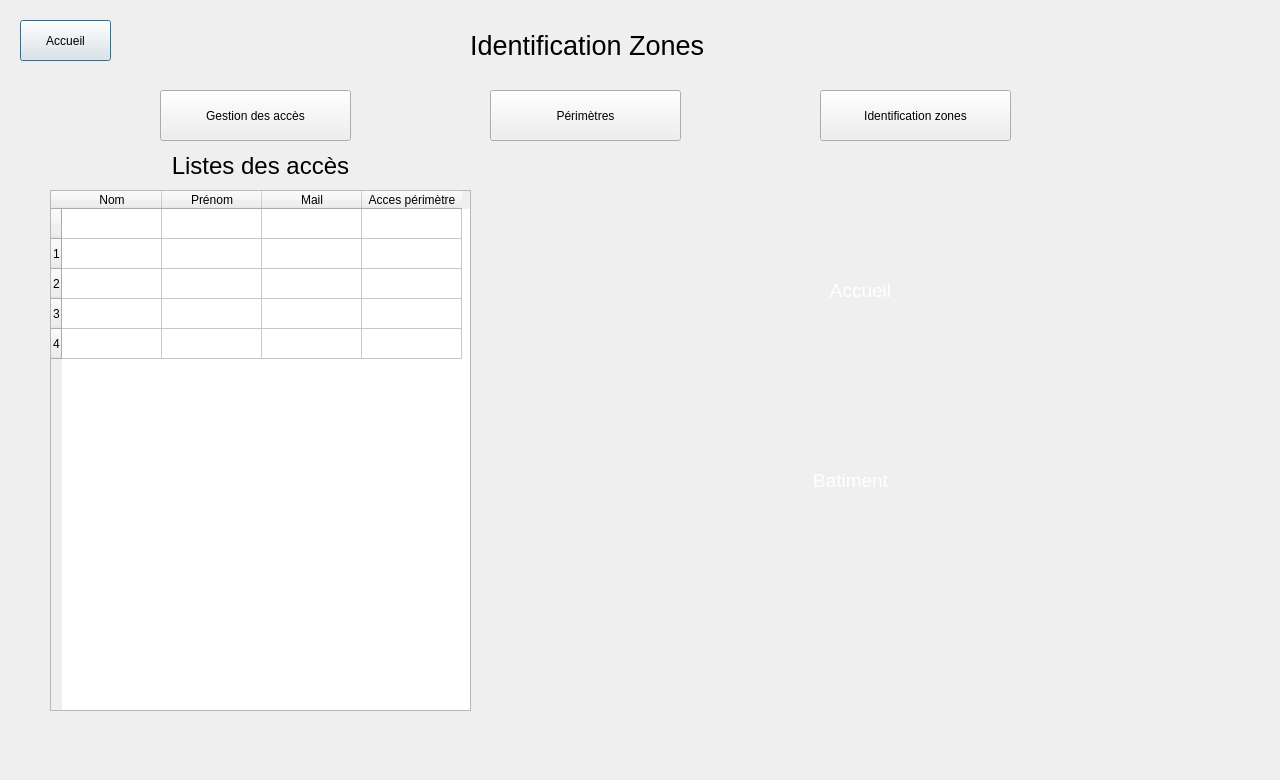
The window that Projet_Ajour/zones.ui (simzrch/Projet_Entremont) describes before a commit, drawn with Qt 5.
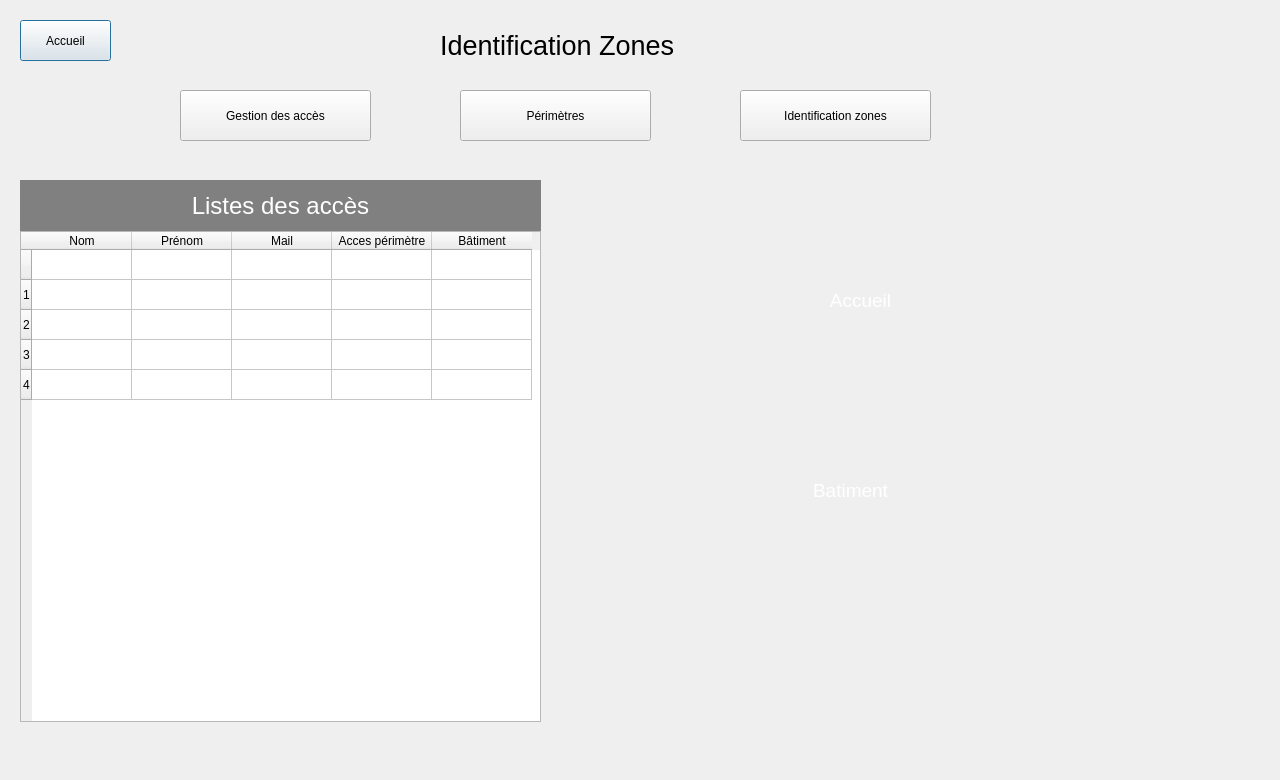
The same window after the commit. Icons and pictures are not drawn.

Diff of the .ui file:
```diff
--- a/Projet_Ajour/zones.ui
+++ b/Projet_Ajour/zones.ui
@@ -32,7 +32,7 @@
   <widget class="QPushButton" name="ButtonGestion">
    <property name="geometry">
     <rect>
-     <x>160</x>
+     <x>180</x>
      <y>90</y>
      <width>191</width>
      <height>51</height>
@@ -45,7 +45,7 @@
   <widget class="QPushButton" name="ButtonPerimetres">
    <property name="geometry">
     <rect>
-     <x>490</x>
+     <x>460</x>
      <y>90</y>
      <width>191</width>
      <height>51</height>
@@ -58,7 +58,7 @@
   <widget class="QPushButton" name="ButtonZones">
    <property name="geometry">
     <rect>
-     <x>820</x>
+     <x>740</x>
      <y>90</y>
      <width>191</width>
      <height>51</height>
@@ -71,7 +71,7 @@
   <widget class="QLabel" name="label">
    <property name="geometry">
     <rect>
-     <x>470</x>
+     <x>440</x>
      <y>30</y>
      <width>241</width>
      <height>31</height>
@@ -93,7 +93,7 @@
    <property name="geometry">
     <rect>
      <x>570</x>
-     <y>170</y>
+     <y>180</y>
      <width>601</width>
      <height>581</height>
     </rect>
@@ -112,7 +112,7 @@
    <property name="geometry">
     <rect>
      <x>820</x>
-     <y>260</y>
+     <y>270</y>
      <width>81</width>
      <height>61</height>
     </rect>
@@ -337,7 +337,7 @@
    <property name="geometry">
     <rect>
      <x>800</x>
-     <y>450</y>
+     <y>460</y>
      <width>101</width>
      <height>61</height>
     </rect>
@@ -359,37 +359,13 @@
     <string>Batiment</string>
    </property>
   </widget>
-  <widget class="QLabel" name="label_4">
+  <widget class="QTableWidget" name="tableWidget">
    <property name="geometry">
     <rect>
-     <x>50</x>
-     <y>140</y>
-     <width>421</width>
-     <height>51</height>
-    </rect>
-   </property>
-   <property name="font">
-    <font>
-     <pointsize>18</pointsize>
-    </font>
-   </property>
-   <property name="text">
-    <string>Listes des accès</string>
-   </property>
-   <property name="alignment">
-    <set>Qt::AlignCenter</set>
-   </property>
-   <property name="wordWrap">
-    <bool>false</bool>
-   </property>
-  </widget>
-  <widget class="QTableWidget" name="tableWidget_2">
-   <property name="geometry">
-    <rect>
-     <x>50</x>
-     <y>190</y>
-     <width>421</width>
-     <height>521</height>
+     <x>20</x>
+     <y>231</y>
+     <width>521</width>
+     <height>491</height>
     </rect>
    </property>
    <row>
@@ -437,6 +413,43 @@
      <string>Acces périmètre</string>
     </property>
    </column>
+   <column>
+    <property name="text">
+     <string>Bâtiment</string>
+    </property>
+   </column>
+  </widget>
+  <widget class="QLabel" name="label_2">
+   <property name="geometry">
+    <rect>
+     <x>20</x>
+     <y>180</y>
+     <width>521</width>
+     <height>51</height>
+    </rect>
+   </property>
+   <property name="font">
+    <font>
+     <pointsize>18</pointsize>
+    </font>
+   </property>
+   <property name="styleSheet">
+    <string notr="true">QLabel {
+    background-color: gray;
+	color: #ffffff; /* Couleur du texte (blanc dans cet exemple) */
+    border: none;
+}
+</string>
+   </property>
+   <property name="text">
+    <string>Listes des accès</string>
+   </property>
+   <property name="alignment">
+    <set>Qt::AlignCenter</set>
+   </property>
+   <property name="wordWrap">
+    <bool>false</bool>
+   </property>
   </widget>
   <zorder>labelPlan</zorder>
   <zorder>ButtonBatA</zorder>
```
Left out of the diff: 4 changed lines with no effect on the pictures.
